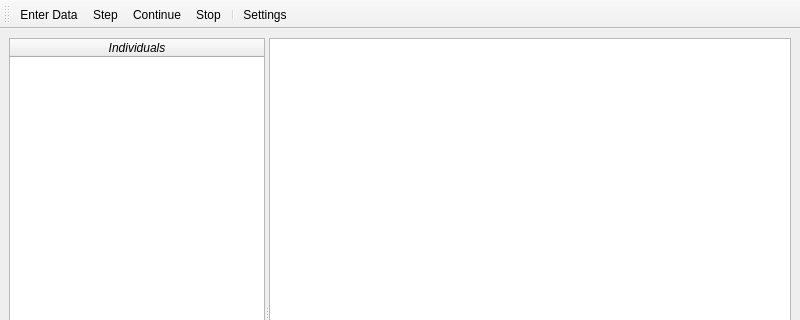
Above: forms/main_window.ui from Astana-Mirza/genetic-algo-practice before the change; both pictures show x 0 to 800 and y 0 to 320 of the 800 by 600 pixel window. Below: the same form after it.
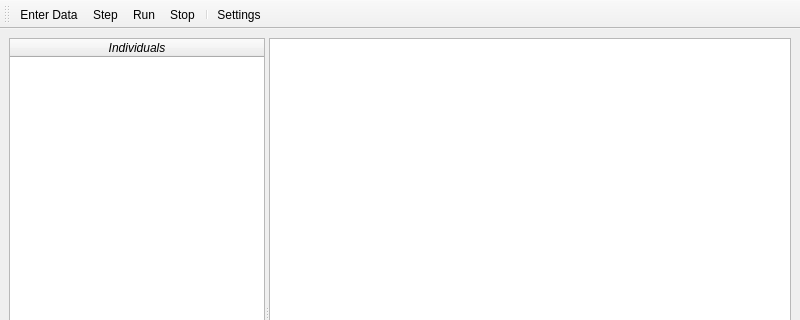
That is the form after the change.

Commit message: added crossover display and run action, fixed input of data from file

Diff of the .ui file:
```diff
--- a/forms/main_window.ui
+++ b/forms/main_window.ui
@@ -127,7 +127,7 @@
    </attribute>
    <addaction name="action_enter_data"/>
    <addaction name="action_step"/>
-   <addaction name="action_continue"/>
+   <addaction name="action_run"/>
    <addaction name="action_stop"/>
    <addaction name="separator"/>
    <addaction name="action_settings"/>
@@ -142,9 +142,12 @@
     <string>Step</string>
    </property>
   </action>
-  <action name="action_continue">
+  <action name="action_run">
    <property name="text">
-    <string>Continue</string>
+    <string>Run</string>
+   </property>
+   <property name="toolTip">
+    <string>Run</string>
    </property>
   </action>
   <action name="action_stop">
```
The commit also changes 5 other files.
